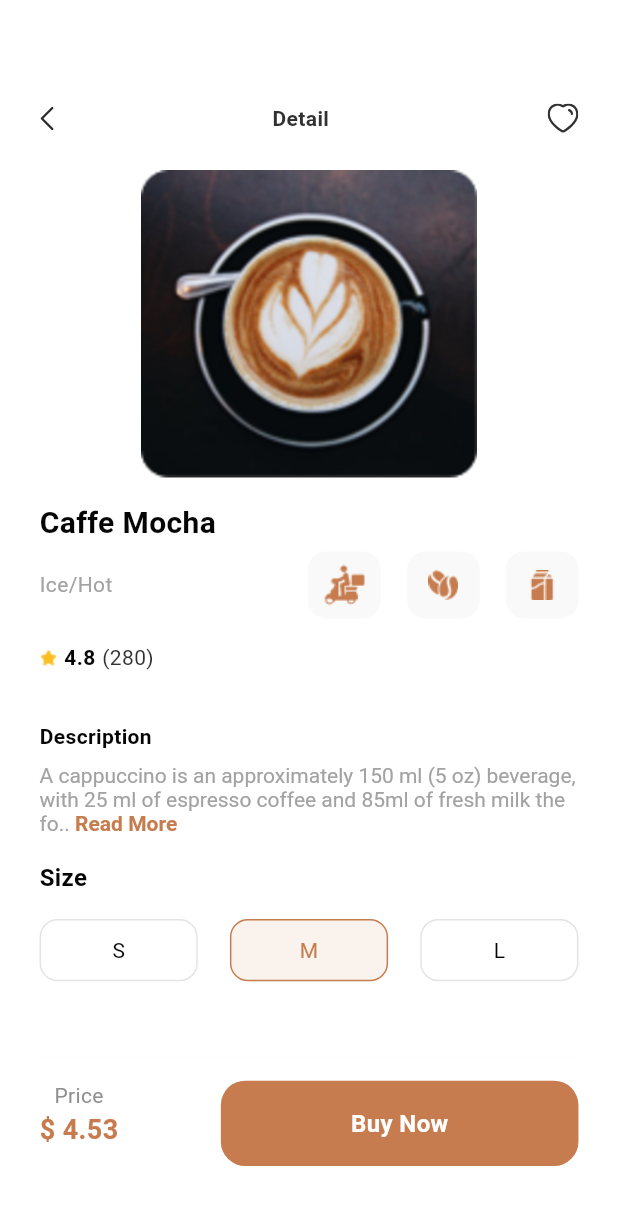
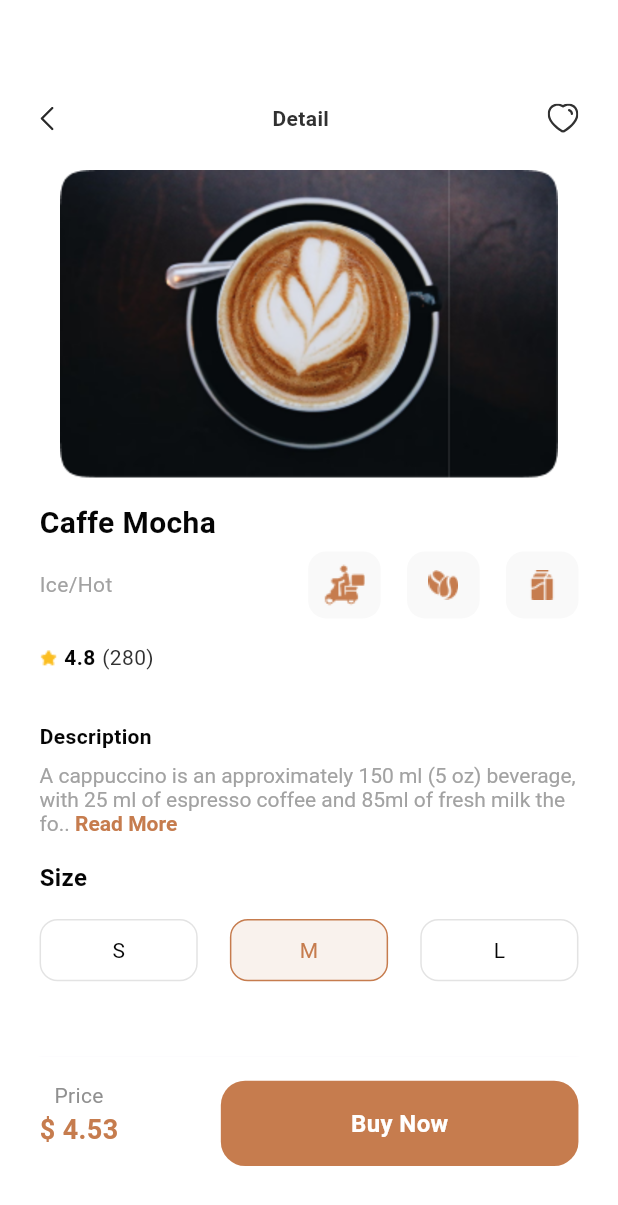
Before and after one commit to mahaabdulla/coffee_app, a Flutter app: the DetailsBody screen opened directly, on a phone screen of 412 x 824 dp. Shown: the top 1205 px of the screen. Run offline on Flutter 3.47's test engine with Material 3 defaults, Android fonts, the phone set to English and light mode, and no system bars; our stand-ins replace flutter_screenutil, flutter_svg.

Commit message:
fix image details size

```diff
--- a/lib/core/const/png_images.dart
+++ b/lib/core/const/png_images.dart
@@ -14,3 +14,6 @@ const String coffee4Image = '${root}coffee4.png';
 const String bannerImage = '${root}Banner.png';
 const String arrowDownImage = '${root}Arrow - Down 2.png';
 const String starIcon = '${root}Star.png';
+
+// big coffee images
+const String bigCoffeeImage = 'assets/png_images/Image(2).png';
--- a/lib/feature/pages/details/widgets/images_details.dart
+++ b/lib/feature/pages/details/widgets/images_details.dart
@@ -13,7 +13,7 @@ class ImageDetails extends StatelessWidget {
       child: ClipRRect(
         borderRadius: BorderRadius.circular(16.r),
         child: Image.asset(
-          caputionuImage,
+          bigCoffeeImage,
           fit: BoxFit.contain,
           filterQuality: FilterQuality.high,
         ),
```
Also changed, not shown: assets/png_images/Image(2).png (added).
